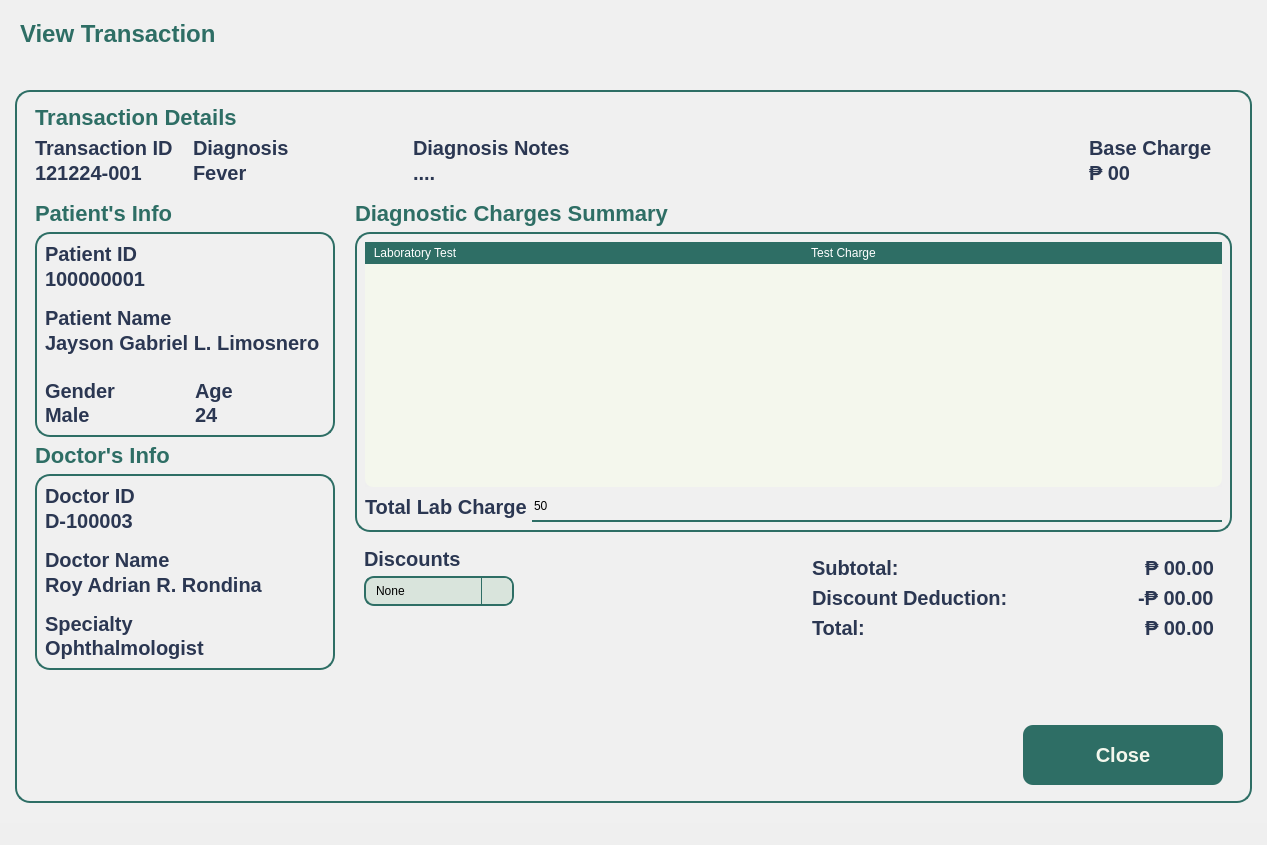
This is Views/Staff_ViewTransaction.ui in VinsmokeSanji69/COVACHA_CLINIC_SYSTEM as Qt 5 draws it before an edit. The edited form follows.
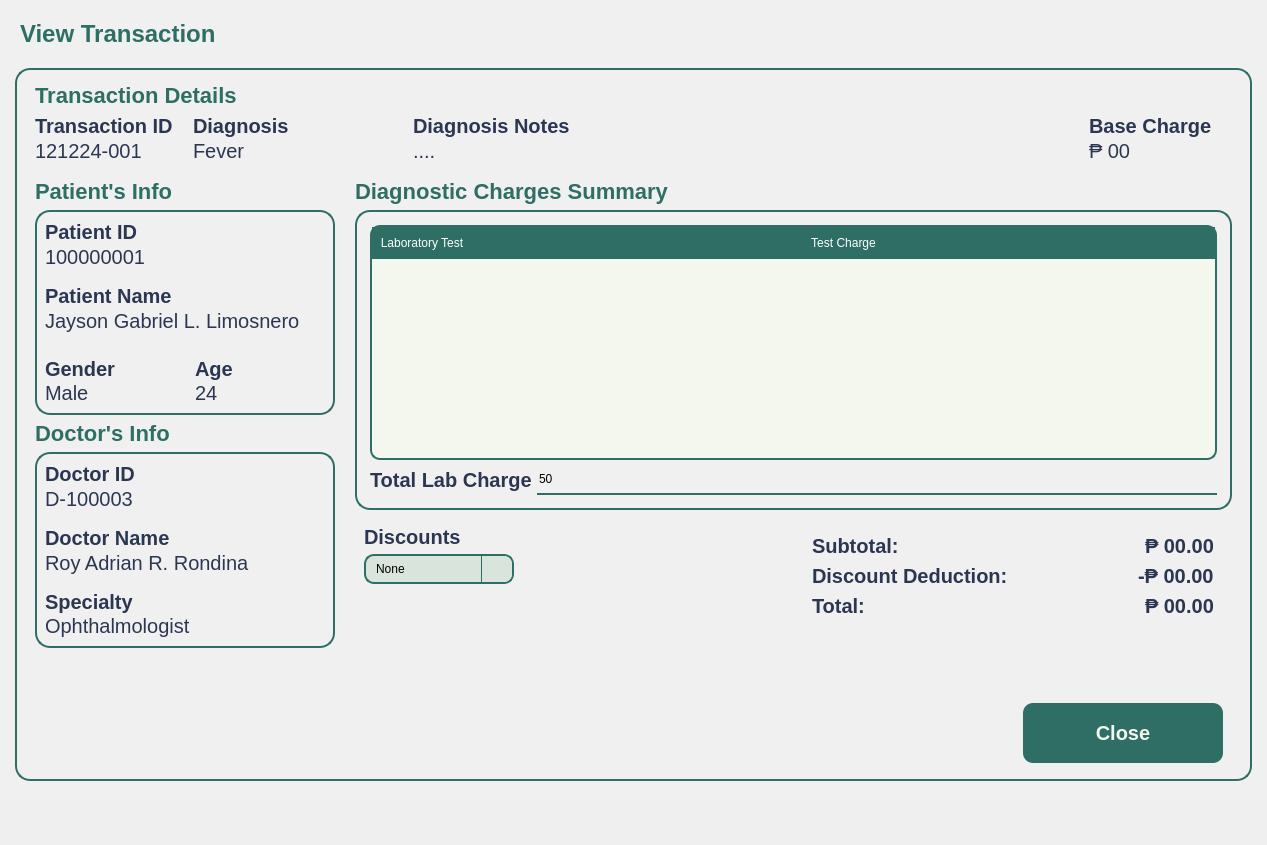
This is the edited form. Icons and pictures are not drawn.

Patch:
```diff
--- a/Views/Staff_ViewTransaction.ui
+++ b/Views/Staff_ViewTransaction.ui
@@ -138,7 +138,7 @@
        <property name="bottomMargin">
         <number>0</number>
        </property>
-       <item alignment="Qt::AlignTop">
+       <item>
         <widget class="QFrame" name="Header">
          <property name="sizePolicy">
           <sizepolicy hsizetype="Preferred" vsizetype="Preferred">
@@ -215,7 +215,7 @@
                 <item>
                  <widget class="QLabel" name="InterfaceTitle">
                   <property name="sizePolicy">
-                   <sizepolicy hsizetype="Expanding" vsizetype="Preferred">
+                   <sizepolicy hsizetype="Expanding" vsizetype="Expanding">
                     <horstretch>0</horstretch>
                     <verstretch>0</verstretch>
                    </sizepolicy>
@@ -231,68 +231,6 @@
             </layout>
            </widget>
           </item>
-          <item>
-           <layout class="QHBoxLayout" name="UserPanel">
-            <property name="spacing">
-             <number>10</number>
-            </property>
-            <property name="rightMargin">
-             <number>0</number>
-            </property>
-            <item>
-             <layout class="QVBoxLayout" name="UserInfo">
-              <property name="spacing">
-               <number>0</number>
-              </property>
-             </layout>
-            </item>
-            <item>
-             <widget class="QFrame" name="Profile">
-              <property name="sizePolicy">
-               <sizepolicy hsizetype="Fixed" vsizetype="Fixed">
-                <horstretch>0</horstretch>
-                <verstretch>0</verstretch>
-               </sizepolicy>
-              </property>
-              <property name="minimumSize">
-               <size>
-                <width>50</width>
-                <height>50</height>
-               </size>
-              </property>
-              <property name="maximumSize">
-               <size>
-                <width>50</width>
-                <height>50</height>
-               </size>
-              </property>
-              <property name="frameShape">
-               <enum>QFrame::StyledPanel</enum>
-              </property>
-              <property name="frameShadow">
-               <enum>QFrame::Raised</enum>
-              </property>
-              <layout class="QVBoxLayout" name="verticalLayout_6">
-               <property name="spacing">
-                <number>0</number>
-               </property>
-               <property name="leftMargin">
-                <number>0</number>
-               </property>
-               <property name="topMargin">
-                <number>0</number>
-               </property>
-               <property name="rightMargin">
-                <number>0</number>
-               </property>
-               <property name="bottomMargin">
-                <number>0</number>
-               </property>
-              </layout>
-             </widget>
-            </item>
-           </layout>
-          </item>
          </layout>
         </widget>
        </item>
@@ -331,6 +269,11 @@
 	color: #F4F7ED;
 }
 
+#PatID, #PatName, #PatGender, #PatAge, 
+#DocID, #DocName, #DocSpecialty {
+	font-weight: normal;
+}
+
 #frame_6, #frame_7 {
 	background-color: #b9cec4;
 	border-radius: 13px;
@@ -416,7 +359,9 @@
                 </sizepolicy>
                </property>
                <property name="styleSheet">
-                <string notr="true"/>
+                <string notr="true">#chck_ID, #Diagnosis, #DiagnosisNotes, #DoctorCharge {
+	font-weight: normal;
+}</string>
                </property>
                <layout class="QHBoxLayout" name="horizontalLayout_3">
                 <property name="spacing">
@@ -1163,16 +1108,16 @@
                        <number>5</number>
                       </property>
                       <property name="leftMargin">
-                       <number>10</number>
+                       <number>15</number>
                       </property>
                       <property name="topMargin">
-                       <number>10</number>
+                       <number>15</number>
                       </property>
                       <property name="rightMargin">
-                       <number>10</number>
+                       <number>15</number>
                       </property>
                       <property name="bottomMargin">
-                       <number>10</number>
+                       <number>15</number>
                       </property>
                       <item>
                        <widget class="QScrollArea" name="scrollArea">
@@ -1205,8 +1150,8 @@
                           <rect>
                            <x>0</x>
                            <y>0</y>
-                           <width>857</width>
-                           <height>243</height>
+                           <width>847</width>
+                           <height>233</height>
                           </rect>
                          </property>
                          <layout class="QVBoxLayout" name="verticalLayout_14">
@@ -1231,13 +1176,12 @@
                              <string notr="true">QTableWidget {
 	background-color: #F4F7ED;
 	gridline-color: transparent;
-	border-radius: 8px;
-
+	border-radius: 10px;
+	border: 2px solid #2E6E65;
 }
 QTableWidget::item {
 	border: none;
-	font:500 16pt &quot;Satoshi&quot;;
-	color: #2B3752;
+	font: 16pt &quot;Lexend&quot;;
 }
 QTableWidget::item:selected {
 	background-color: rgba(46, 110, 101, 0.3);
@@ -1245,7 +1189,8 @@
 QTableWidget QHeaderView::section {
 	background-color: #2E6E65;
 	color: white;
-	font: 700 15pt &quot;Satoshi&quot;;
+	padding: 5px;
+	font: 18px &quot;Lexend Medium&quot;;
 	border: 2px solid #2E6E65;
 }</string>
                             </property>
```
